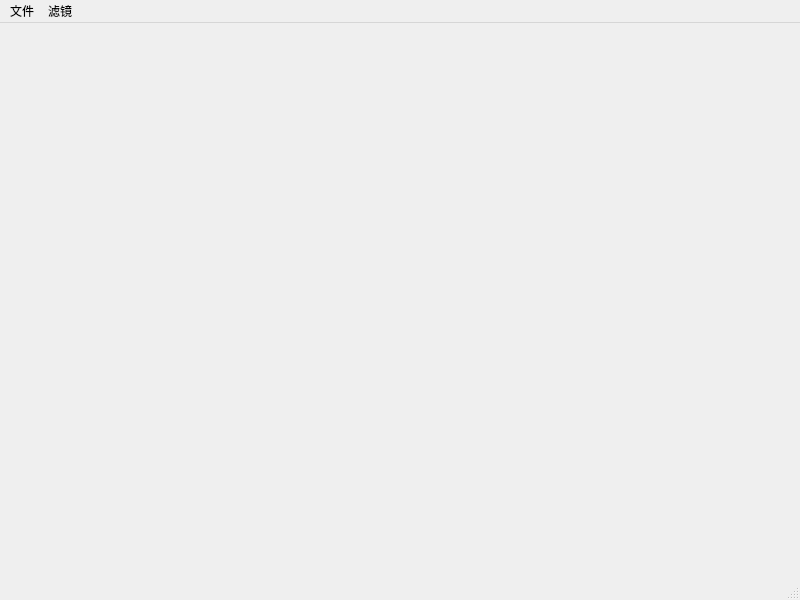
Qt form mainwindow.ui (TTTrails/SoftWare_Management) before a commit.
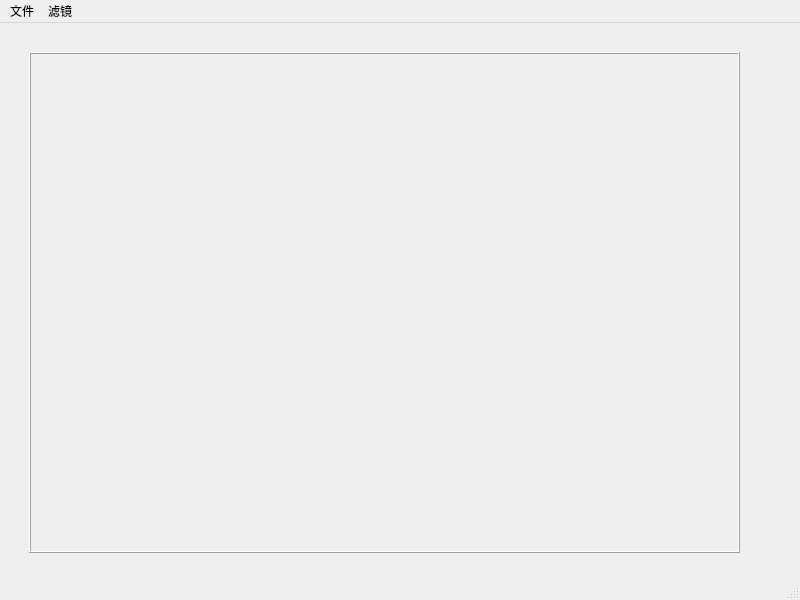
The same form after that commit.

Commit message: 打开图片并显示

Diff of the .ui file:
```diff
--- a/mainwindow.ui
+++ b/mainwindow.ui
@@ -13,7 +13,24 @@
   <property name="windowTitle">
    <string>MainWindow</string>
   </property>
-  <widget class="QWidget" name="centralwidget"/>
+  <widget class="QWidget" name="centralwidget">
+   <widget class="QFrame" name="frame">
+    <property name="geometry">
+     <rect>
+      <x>29</x>
+      <y>29</y>
+      <width>711</width>
+      <height>501</height>
+     </rect>
+    </property>
+    <property name="frameShape">
+     <enum>QFrame::Box</enum>
+    </property>
+    <property name="frameShadow">
+     <enum>QFrame::Raised</enum>
+    </property>
+   </widget>
+  </widget>
   <widget class="QMenuBar" name="menubar">
    <property name="geometry">
     <rect>
```
The commit also changes 2 other files.
